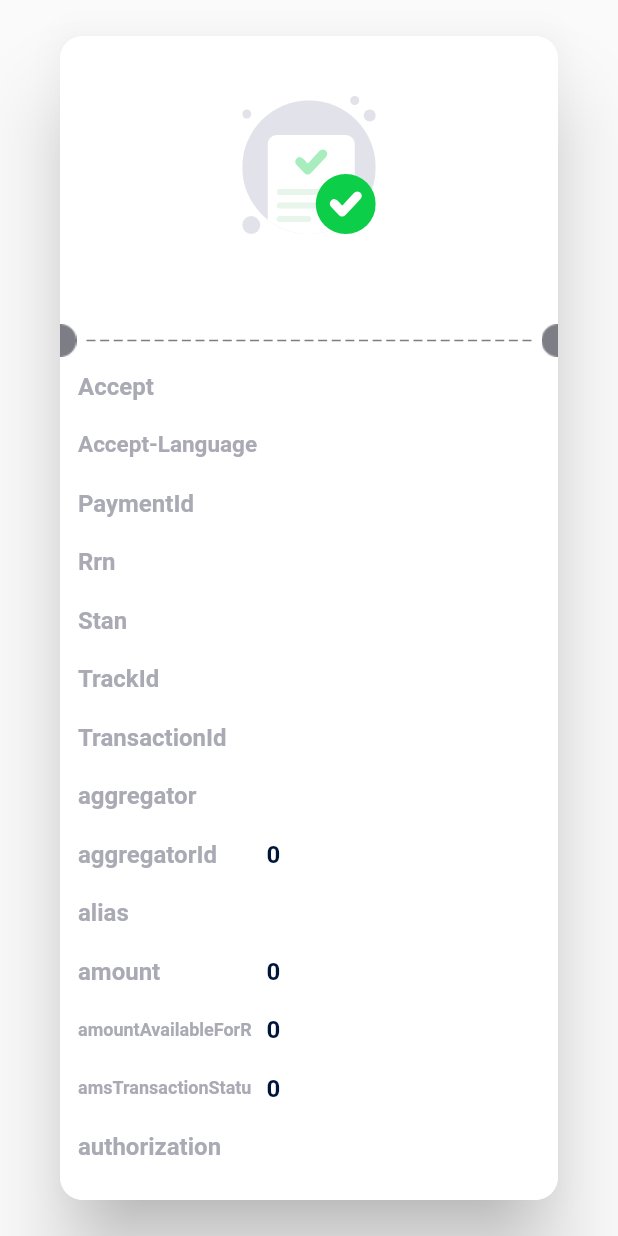
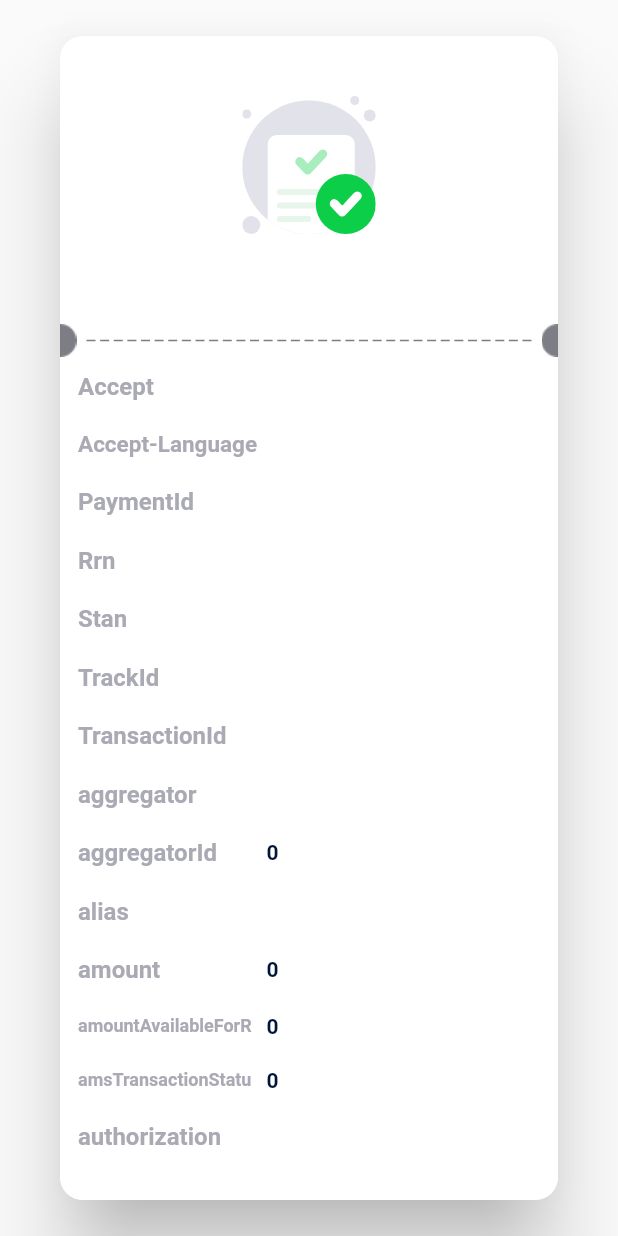
Before and after one commit to amwal-pay/amwal_pay_sdk, a Flutter app: the TransactionStatusDialog widget shown alone on an empty page, opened directly with empty values, on a phone screen of 412 x 824 dp. Run offline on Flutter 3.47's test engine with Material 3 defaults, Android fonts, the light colour scheme and no system bars; drawn by our look-alikes of auto_size_text, flutter_dash, screenshot; our stand-ins replace circular_countdown_timer, convert, currency_text_input_formatter, dio, flutter_bloc, flutter_form_builder and 11 more; missing offline and left inert: chucker_flutter, clickable_list_wheel_view, jose, nfc_manager; accounts and stored records are empty.

Commit message:
Fix issues

```diff
--- a/lib/core/ui/transactiondialog/transaction_detail_widget.dart
+++ b/lib/core/ui/transactiondialog/transaction_detail_widget.dart
@@ -54,7 +54,7 @@ class TransactionDetailWidget extends StatelessWidget {
                             maxLines: 1,
                             style: valueStyle ??
                                 const TextStyle(
-                                  fontSize: 16,
+                                  fontSize: 14,
                                   fontWeight: FontWeight.w700,
                                   color: darkBlue,
                                 ),
@@ -82,7 +82,7 @@ class TransactionDetailWidget extends StatelessWidget {
           maxLines: 1,
           style: valueStyle ??
               const TextStyle(
-                fontSize: 16,
+                fontSize: 14,
                 fontWeight: FontWeight.w700,
                 color: darkBlue,
               ),
@@ -94,7 +94,7 @@ class TransactionDetailWidget extends StatelessWidget {
         maxLines: 1,
         style: valueStyle ??
             const TextStyle(
-              fontSize: 16,
+              fontSize: 14,
               fontWeight: FontWeight.w700,
               color: darkBlue,
             ),
--- a/lib/core/ui/transactiondialog/transaction_status_dialog.dart
+++ b/lib/core/ui/transactiondialog/transaction_status_dialog.dart
@@ -84,7 +84,7 @@ class _TransactionStatusDialogState extends State<TransactionStatusDialog> {
           top: 40,
           bottom: 20,
         ),
-        width: size.width * 0.9,
+        width: size.width * 0.95,
         decoration: BoxDecoration(
           color: whiteColor,
           borderRadius: BorderRadius.circular(
```
